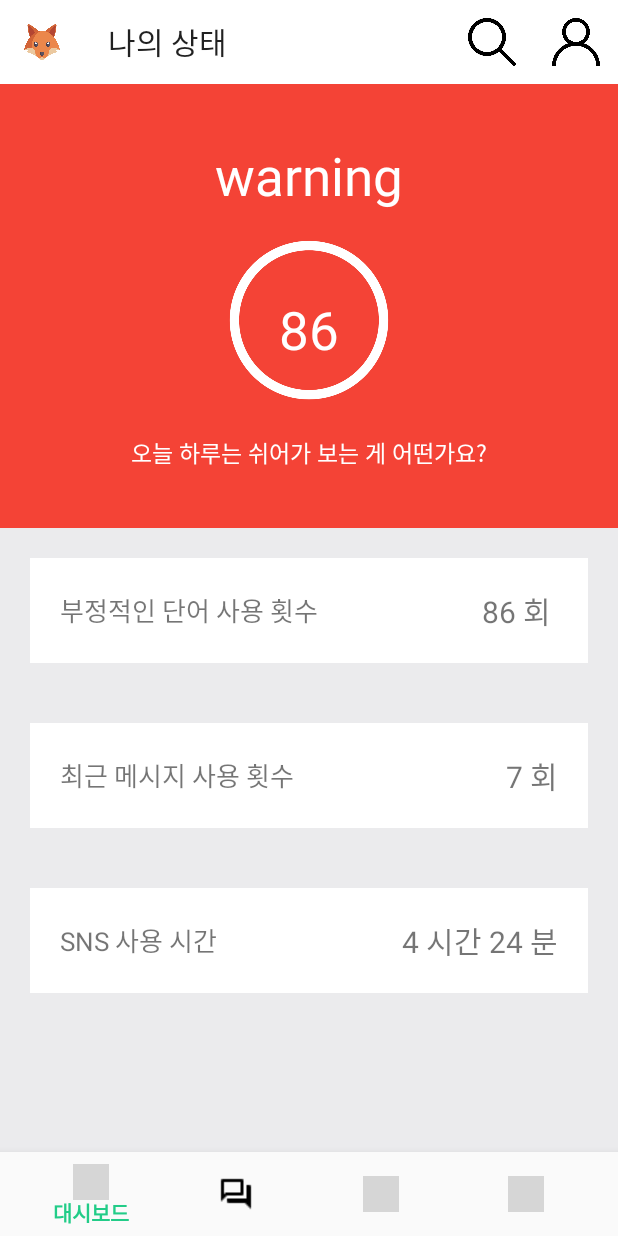
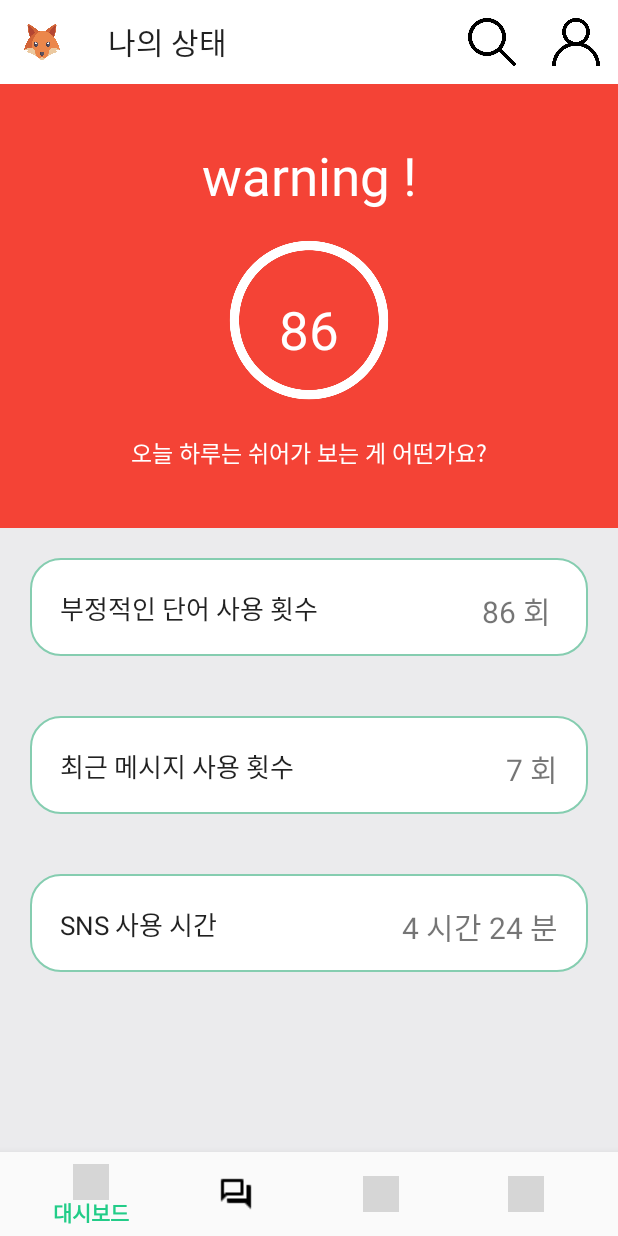
Before and after one commit to anmyeondo/MindVaccine-Demo, an Android app: the screen it shows after launch (MainActivity), on a phone screen of 412 x 824 dp. Run offline under Robolectric (Android 15) with nearby library versions, the phone set to English and light mode, and no system bars; grey boxes are pictures that could not be loaded.

Commit message:
DashBoard UI update

```diff
--- a/app/src/main/res/layout/fragment_dashboard.xml
+++ b/app/src/main/res/layout/fragment_dashboard.xml
@@ -26,7 +26,7 @@
             android:id="@+id/textView1"
             android:layout_width="match_parent"
             android:layout_height="wrap_content"
-            android:text="warning"
+            android:text="warning !"
             android:textAlignment="center"
             android:textColor="#FFFFFF"
             android:textSize="35sp" />
@@ -79,14 +79,14 @@
 
         <FrameLayout
             android:layout_width="match_parent"
-            android:layout_height="wrap_content">
+            android:layout_height="105dp">
 
             <TextView
                 android:id="@+id/box1"
                 android:layout_width="match_parent"
-                android:layout_height="70dp"
+                android:layout_height="65dp"
                 android:layout_margin="20dp"
-                android:background="#FFFFFF"
+                android:background="@layout/consult_mainbutton2"
                 android:textColor="#FFFFFF" />
 
             <TextView
@@ -95,8 +95,8 @@
                 android:layout_margin="40dp"
                 android:gravity="center"
                 android:text="부정적인 단어 사용 횟수"
-                android:textSize="17sp"
-                />
+                android:textAppearance="@style/TextAppearance.AppCompat.Body1"
+                android:textSize="17sp" />
 
             <TextView
                 android:layout_width="wrap_content"
@@ -110,14 +110,14 @@
 
         <FrameLayout
             android:layout_width="match_parent"
-            android:layout_height="wrap_content">
+            android:layout_height="105dp">
 
             <TextView
                 android:id="@+id/box2"
                 android:layout_width="match_parent"
-                android:layout_height="70dp"
+                android:layout_height="65dp"
                 android:layout_margin="20dp"
-                android:background="#FFFFFF"
+                android:background="@layout/consult_mainbutton2"
                 android:textColor="#FFFFFF" />
 
             <TextView
@@ -126,6 +126,7 @@
                 android:layout_margin="40dp"
                 android:gravity="center"
                 android:text="최근 메시지 사용 횟수 "
+                android:textAppearance="@style/TextAppearance.AppCompat.Body1"
                 android:textSize="17sp" />
 
             <TextView
@@ -140,14 +141,14 @@
 
         <FrameLayout
             android:layout_width="match_parent"
-            android:layout_height="wrap_content">
+            android:layout_height="105dp">
 
             <TextView
                 android:id="@+id/box3"
                 android:layout_width="match_parent"
-                android:layout_height="70dp"
+                android:layout_height="65dp"
                 android:layout_margin="20dp"
-                android:background="#FFFFFF"
+                android:background="@layout/consult_mainbutton2"
                 android:textColor="#FFFFFF" />
 
             <TextView
@@ -156,6 +157,7 @@
                 android:layout_margin="40dp"
                 android:gravity="center"
                 android:text="SNS 사용 시간"
+                android:textAppearance="@style/TextAppearance.AppCompat.Body1"
                 android:textSize="17sp" />
 
             <TextView
```
